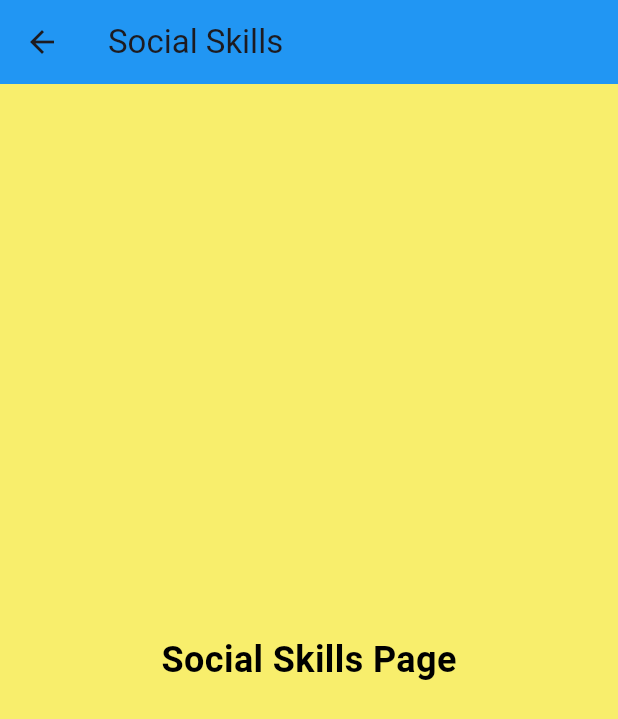
After one commit to Binuri2005/Final_year_project, a Flutter app: the HomePage screen opened by its route, after a tap on "Social Skills", on a phone screen of 412 x 824 dp. The commit adds this screen. Shown: the top 719 px of the screen. Run offline on Flutter 3.47's test engine with Material 3 defaults, Android fonts, the phone set to English and light mode, and no system bars; our stand-ins replace animate_do.

Commit message:
added the social skills page

```diff
--- a/lib/screens/home_page.dart
+++ b/lib/screens/home_page.dart
@@ -1,6 +1,7 @@
 import 'package:app/screens/dashboard_screen.dart';
 import 'package:app/screens/notifications.dart';
 import 'package:app/screens/profile_page.dart';
+import 'package:app/screens/social_skills_page.dart';
 import 'package:flutter/material.dart';
 
 class HomePage extends StatefulWidget {
@@ -23,8 +24,6 @@ class _HomePageState extends State<HomePage> {
             crossAxisAlignment:
                 CrossAxisAlignment.start, // Align texts to the left
             children: [
-
-
               // "Hello Binu!" and image
               Row(
                 mainAxisAlignment: MainAxisAlignment.start,
@@ -111,15 +110,27 @@ class _HomePageState extends State<HomePage> {
 
               // Second box for "Social Skills"
               Center(
+                child: GestureDetector(
+                  onTap: () {
+                    // Navigate to the Social Skills page when tapped
+                    Navigator.push(
+                      context,
+                      MaterialPageRoute(
+                        builder: (context) =>
+                            SocialSkillsPage(), // Navigate to SocialSkillsPage
+                      ),
+                    );
+                  },
                   child: Container(
-                  margin:
-                      EdgeInsets.symmetric(vertical: 10), // Space between boxes
+                    margin: EdgeInsets.symmetric(
+                        vertical: 10), // Space between boxes
                     padding: EdgeInsets.all(20),
                     height: 150,
                     width: 300,
                     decoration: BoxDecoration(
                       color: Color(0xFFF8EE6C),
-                    borderRadius: BorderRadius.circular(15), // Rounded corners
+                      borderRadius:
+                          BorderRadius.circular(15), // Rounded corners
                       border: Border.all(
                         color: Colors.black, // Black border color
                         width: 1, // Thin border width
@@ -140,6 +151,7 @@ class _HomePageState extends State<HomePage> {
                           fontSize: 25,
                           fontWeight: FontWeight.bold,
                           color: Colors.black,
+                        ),
                       ),
                     ),
                   ),
--- /dev/null
+++ b/lib/screens/social_skills_page.dart
@@ -0,0 +1,26 @@
+import 'package:flutter/material.dart';
+
+class SocialSkillsPage extends StatelessWidget {
+  @override
+  Widget build(BuildContext context) {
+    return Scaffold(
+      appBar: AppBar(
+        title: Text('Social Skills'),
+        backgroundColor: Colors.blue,
+      ),
+      body: Container(
+        color: Color(0xFFF8EE6C), // Set background color
+        child: Center(
+          child: Text(
+            'Social Skills Page',
+            style: TextStyle(
+              fontSize: 24,
+              fontWeight: FontWeight.bold,
+              color: Colors.black,
+            ),
+          ),
+        ),
+      ),
+    );
+  }
+}
```
Also changed, not shown: assets/images/bell.png (deleted), assets/images/home.png (deleted), assets/images/profile.png (deleted), assets/images/star.png (deleted). Lines whose indentation alone changed are shown as unchanged.
